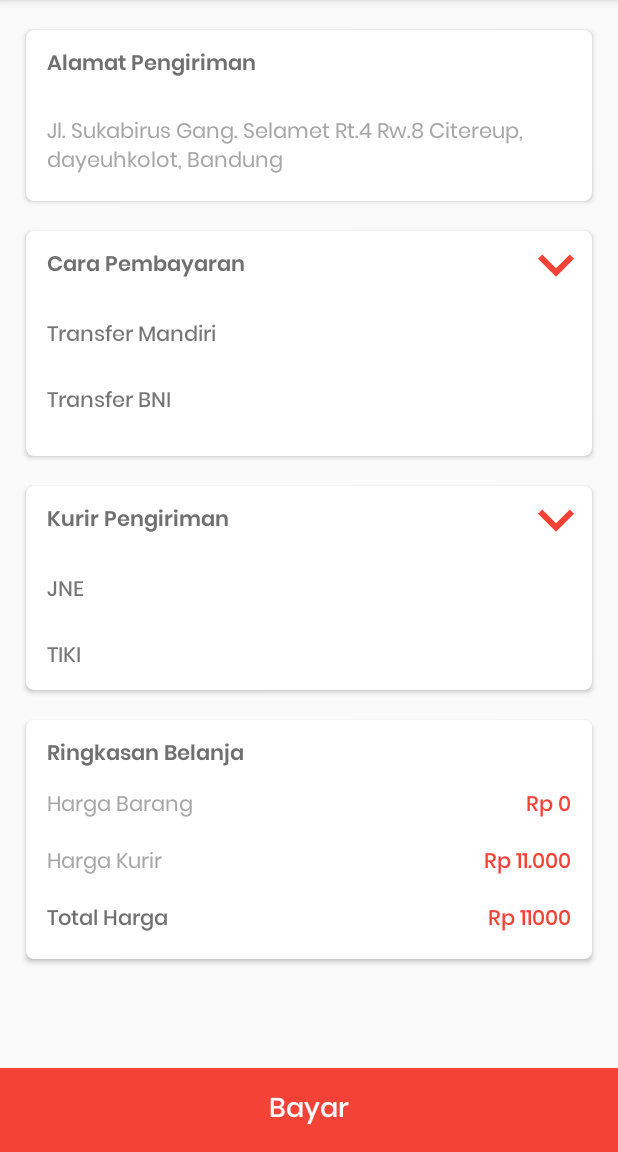
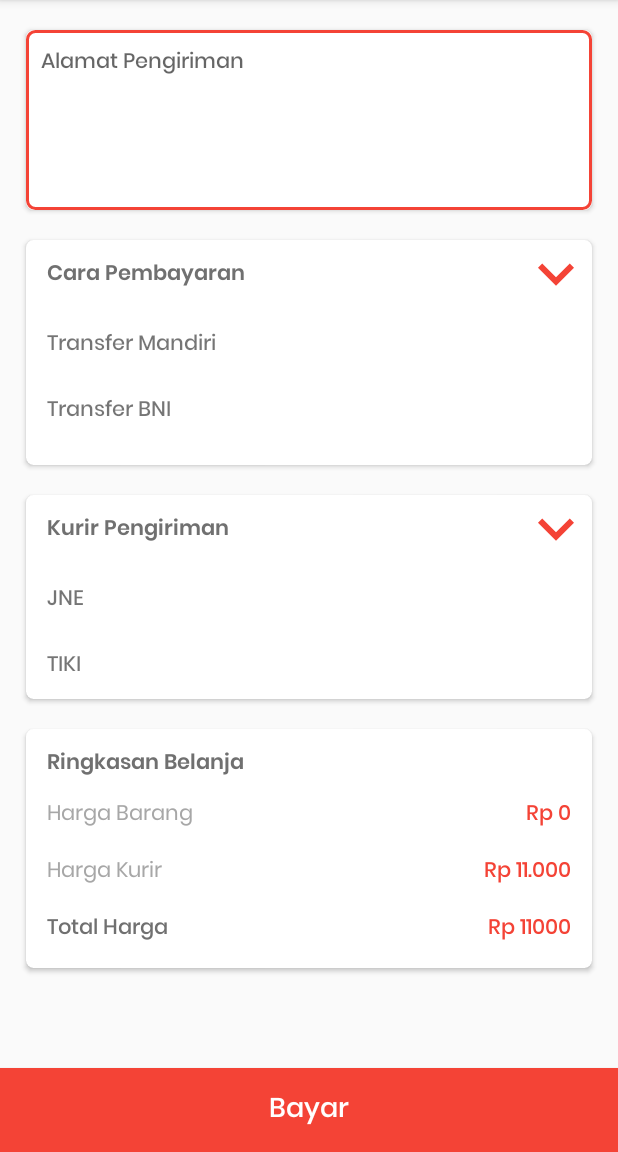
Before and after one commit to Ghalistan/Jahit.in, an Android app: the Bayar screen opened directly, with no data from a screen before it, on a phone screen of 412 x 824 dp, the part 84-1236 px from its top. Run offline under Robolectric (Android 15) with nearby library versions, the phone set to English and light mode, and no system bars; our stand-ins replace Firebase (no records; nobody signed in at launch, a user with empty details on screens opened directly); libraries missing offline, so code that uses them is left out: com.github.aakira.expandablelayout; plain views replace ExpandableRelativeLayout; 4 statements that could not run were skipped.

Commit message:
Update akun

```diff
--- a/app/src/main/java/protel/jahitin/Activity/Bayar.java
+++ b/app/src/main/java/protel/jahitin/Activity/Bayar.java
@@ -237,7 +237,7 @@ public class Bayar extends AppCompatActivity implements View.OnClickListener{
 
         tvCara = findViewById(R.id.tvCara);
         tvKurir = findViewById(R.id.tvKurir);
-        tvAlamat = findViewById(R.id.bayar_alamat);
+        tvAlamat = findViewById(R.id.et_alamat_pengiriman);
         caraIcon = findViewById(R.id.cara_expand_icon);
         kurirIcon = findViewById(R.id.kurir_expand_icon);
 
--- a/app/src/main/java/protel/jahitin/Activity/Register.java
+++ b/app/src/main/java/protel/jahitin/Activity/Register.java
@@ -24,6 +24,8 @@ import com.google.firebase.auth.AuthResult;
 import com.google.firebase.auth.FirebaseAuth;
 import com.google.firebase.auth.FirebaseUser;
 import com.google.firebase.auth.UserProfileChangeRequest;
+import com.google.firebase.database.DatabaseReference;
+import com.google.firebase.database.FirebaseDatabase;
 
 import protel.jahitin.R;
 import protel.jahitin.Utils.ProgressBarUtils;
@@ -38,6 +40,7 @@ public class Register extends AppCompatActivity implements View.OnClickListener
     private ProgressBarUtils pbUtils;
 
     private FirebaseAuth mAuth;
+    //private DatabaseReference userDatabaseReference;
 
     boolean cekVisibility = false;
 
@@ -62,6 +65,7 @@ public class Register extends AppCompatActivity implements View.OnClickListener
         regisbtn.setOnClickListener(this);
 
         mAuth = FirebaseAuth.getInstance();
+        //userDatabaseReference = FirebaseDatabase.getInstance().getReference().child("user");
     }
 
     private void setVisibility() {
@@ -141,6 +145,8 @@ public class Register extends AppCompatActivity implements View.OnClickListener
                         public void onComplete(@NonNull Task<Void> task) {
                             if(!task.isSuccessful()){
                                 createToast("Gagal mengirimkan verifikasi email");
+                            }else{
+
                             }
                         }
                     });
--- a/app/src/main/java/protel/jahitin/Fragment/AkunFragment.java
+++ b/app/src/main/java/protel/jahitin/Fragment/AkunFragment.java
@@ -14,7 +14,6 @@ import protel.jahitin.R;
  */
 public class AkunFragment extends Fragment {
 
-
     public AkunFragment() {
         // Required empty public constructor
     }
--- a/app/src/main/res/layout/activity_bayar.xml
+++ b/app/src/main/res/layout/activity_bayar.xml
@@ -34,26 +34,24 @@
                 <LinearLayout
                     android:layout_width="match_parent"
                     android:layout_height="wrap_content"
-                    android:orientation="vertical">
-                    <TextView
-                        style="@style/konfirmasi2"
-                        android:layout_width="wrap_content"
-                        android:layout_height="wrap_content"
-                        android:text="Alamat Pengiriman"
-                        android:layout_marginLeft="14dp"
-                        android:layout_marginTop="11dp"
-                        android:layout_marginBottom="11dp"/>
-                    <TextView
-                        style="@style/poppinsregular14sp"
-                        android:id="@+id/bayar_alamat"
-                        android:layout_width="wrap_content"
-                        android:layout_height="wrap_content"
-                        android:text="@string/dummy_alamat"
-                        android:textColor="#a7a7a7"
-                        android:layout_marginLeft="14dp"
-                        android:layout_marginRight="14dp"
-                        android:layout_marginTop="10dp"
-                        android:layout_marginBottom="14dp"/>
+                    android:orientation="vertical"
+                    android:focusable="true"
+                    android:focusableInTouchMode="true">
+
+                    <EditText
+                        android:id="@+id/et_alamat_pengiriman"
+                        android:layout_width="match_parent"
+                        android:layout_height="120dp"
+                        android:background="@drawable/orange_border_editext"
+                        android:gravity="top|left"
+                        android:inputType="textMultiLine"
+                        android:hint="Alamat Pengiriman"
+                        android:textSize="14sp"
+                        android:paddingLeft="10dp"
+                        android:paddingRight="10dp"
+                        android:paddingTop="10dp"
+                        android:paddingBottom="10dp"/>
+
                 </LinearLayout>
             </android.support.v7.widget.CardView>
 
```
Also changed, not shown: 2 other files.
